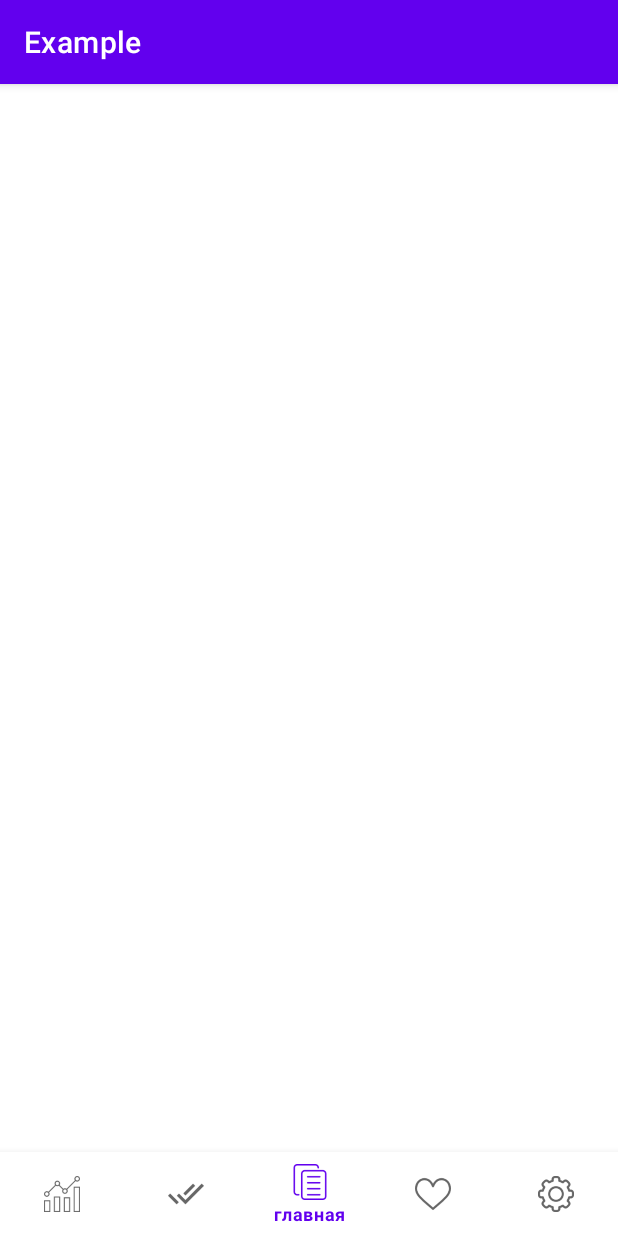
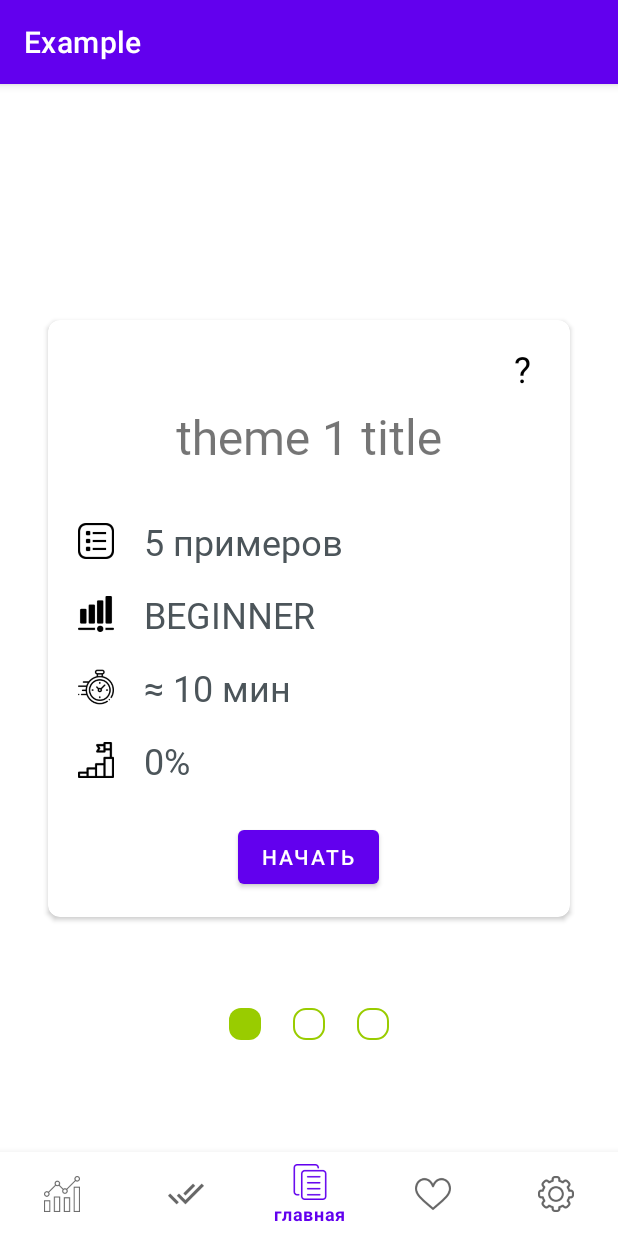
Before and after one commit to bushmv/example, an Android app: the screen it shows after launch (MainActivity), on a phone screen of 412 x 824 dp. Run offline under Robolectric (Android 15) with nearby library versions, the phone set to English and light mode, and no system bars; our stand-ins replace navigation-ui.

Commit message:
Add base ThemeChooserFragment implementation

```diff
--- a/app/build.gradle
+++ b/app/build.gradle
@@ -55,4 +55,12 @@ dependencies {
     def navigation_version = "2.3.5"
     implementation("androidx.navigation:navigation-fragment-ktx:$navigation_version")
     implementation("androidx.navigation:navigation-ui-ktx:$navigation_version")
+
+    // ViewModel
+    def viewmodel_version = "2.4.0-alpha02"
+    implementation("androidx.lifecycle:lifecycle-viewmodel-ktx:$viewmodel_version")
+
+    // LiveData
+    def livedata_version = "2.4.0-alpha02"
+    implementation("androidx.lifecycle:lifecycle-livedata-ktx:$livedata_version")
 }
--- a/app/src/main/java/com/example/bushv/example/MainActivity.kt
+++ b/app/src/main/java/com/example/bushv/example/MainActivity.kt
@@ -2,6 +2,7 @@ package com.example.bushv.example
 
 import androidx.appcompat.app.AppCompatActivity
 import android.os.Bundle
+import android.util.Log
 import androidx.navigation.NavController
 import androidx.navigation.Navigation
 import androidx.navigation.ui.setupWithNavController
@@ -14,10 +15,13 @@ class MainActivity : AppCompatActivity() {
 
     override fun onCreate(savedInstanceState: Bundle?) {
         super.onCreate(savedInstanceState)
+
         binding = ActivityMainBinding.inflate(layoutInflater)
         setContentView(binding.root)
+
         navController = Navigation.findNavController(this, R.id.nav_host_fragment_container)
         binding.bottomNavigation.setupWithNavController(navController)
         binding.bottomNavigation.selectedItemId = R.id.themeChooserFragment
+
     }
 }
--- /dev/null
+++ b/app/src/main/java/com/example/bushv/example/presentation/ChooserThemeViewModel.kt
@@ -0,0 +1,18 @@
+package com.example.bushv.example.presentation
+
+import androidx.lifecycle.ViewModel
+import com.example.bushv.example.domain.entity.EnglishLevel
+import com.example.bushv.example.domain.entity.Status
+import com.example.bushv.example.domain.entity.Theme
+
+class ChooserThemeViewModel: ViewModel() {
+
+
+    val themes: ArrayList<Theme> = arrayListOf(
+        Theme(0, "theme 1 title/title", "theme 1 info", EnglishLevel.BEGINNER, Status.THEORY, 0, 5, 10),
+        Theme(0, "theme 2 title/title", "theme 2 info", EnglishLevel.BEGINNER, Status.THEORY, 0, 5, 10),
+        Theme(0, "theme 3 title/title", "theme 3 info", EnglishLevel.BEGINNER, Status.THEORY, 0, 5, 10)
+    )
+
+
+}
--- /dev/null
+++ b/app/src/main/java/com/example/bushv/example/presentation/Dots.kt
@@ -0,0 +1,52 @@
+package com.example.bushv.example.presentation
+
+import android.content.Context
+import android.widget.ImageView
+import android.widget.LinearLayout
+import androidx.core.content.res.ResourcesCompat
+import com.example.bushv.example.R
+
+class Dots(
+    size: Int,
+    private val context: Context,
+    container: LinearLayout
+) {
+
+    private val dotsView: ArrayList<ImageView> = ArrayList(size)
+    private var current = 0
+
+    init {
+        for (i in 0 until size) {
+            val dotView = ImageView(context)
+            dotView.setImageDrawable(
+                ResourcesCompat.getDrawable(context.resources, R.drawable.dot_not_selected, context.applicationContext.theme))
+            val lp = LinearLayout.LayoutParams(32, 32)
+            lp.setMargins(16, 16, 16, 16)
+            dotsView.add(dotView)
+            container.addView(dotView, lp)
+        }
+        selectDot(0)
+    }
+
+    private fun selectDot(position: Int) {
+        dotsView[position].setImageDrawable(
+            ResourcesCompat.getDrawable(context.resources, R.drawable.dot_selected, context.applicationContext.theme))
+    }
+
+    private fun unselectDot(position: Int) {
+        dotsView[position].setImageDrawable(
+            ResourcesCompat.getDrawable(context.resources, R.drawable.dot_not_selected, context.applicationContext.theme)
+        )
+    }
+
+    fun changeSelectedDot(newPosition: Int) {
+        unselectDot(current)
+        current = newPosition
+        selectDot(current)
+    }
+
+    fun removeDot() {
+        dotsView.removeAt(0)
+    }
+
+}
--- /dev/null
+++ b/app/src/main/java/com/example/bushv/example/presentation/ThemeViewPagerPageTransformer.kt
@@ -0,0 +1,17 @@
+package com.example.bushv.example.presentation
+
+import android.view.View
+import androidx.viewpager2.widget.ViewPager2
+import kotlin.math.abs
+
+class ThemeViewPagerPageTransformer: ViewPager2.PageTransformer {
+    override fun transformPage(page: View, position: Float) {
+        page.apply {
+            if (position != 0f) {
+                scaleX = 1 - (abs(position / 4))
+                scaleY = 1 - (abs(position / 2))
+                alpha = 1.1f - (abs(position))
+            }
+        }
+    }
+}
--- a/app/src/main/java/com/example/bushv/example/presentation/fragments/ThemeChooserFragment.kt
+++ b/app/src/main/java/com/example/bushv/example/presentation/fragments/ThemeChooserFragment.kt
@@ -1,15 +1,31 @@
 package com.example.bushv.example.presentation.fragments
 
 import android.os.Bundle
+import android.transition.TransitionInflater
 import android.view.LayoutInflater
 import android.view.View
 import android.view.ViewGroup
+import android.widget.TextView
+import android.widget.Toast
+import androidx.cardview.widget.CardView
+import androidx.core.view.doOnPreDraw
 import androidx.fragment.app.Fragment
+import androidx.fragment.app.viewModels
+import androidx.viewpager2.widget.ViewPager2
+import com.example.bushv.example.R
 import com.example.bushv.example.databinding.FragThemeChooserBinding
+import com.example.bushv.example.domain.entity.Theme
+import com.example.bushv.example.presentation.ChooserThemeViewModel
+import com.example.bushv.example.presentation.Dots
+import com.example.bushv.example.presentation.ThemeViewPagerPageTransformer
+import com.example.bushv.example.presentation.recyclerAdapters.ThemeViewPagerAdapter
 
 class ThemeChooserFragment: Fragment() {
 
     private lateinit var binding: FragThemeChooserBinding
+    private lateinit var adapter: ThemeViewPagerAdapter
+    private lateinit var dots: Dots // dots that show the current page as selected and others as unselected
+    private val viewModel: ChooserThemeViewModel by viewModels()
 
     override fun onCreateView(
         inflater: LayoutInflater,
@@ -20,4 +36,40 @@ class ThemeChooserFragment: Fragment() {
         return binding.root
     }
 
+    override fun onViewCreated(view: View, savedInstanceState: Bundle?) {
+        super.onViewCreated(view, savedInstanceState)
+        prepareViewPager()
+        prepareDots()
+        registerOnPageChangeCallback()
+    }
+
+    private fun prepareViewPager() {
+        binding.apply {
+            adapter = ThemeViewPagerAdapter(viewModel.themes) { pair, theme -> themeIsChosen(pair, theme) }
+            sharedElementReturnTransition = TransitionInflater.from(context).inflateTransition(R.transition.card_transition)
+            themeViewPager.adapter = adapter
+            themeViewPager.setPageTransformer(ThemeViewPagerPageTransformer())
+            postponeEnterTransition()
+            themeViewPager.doOnPreDraw {
+                startPostponedEnterTransition()
+            }
+        }
+    }
+
+    private fun prepareDots() {
+        dots = Dots(viewModel.themes.size, requireContext(), binding.dots)
+    }
+
+    private fun registerOnPageChangeCallback() {
+        binding.themeViewPager.registerOnPageChangeCallback(object : ViewPager2.OnPageChangeCallback() {
+            override fun onPageSelected(position: Int) {
+                dots.changeSelectedDot(position)
+            }
+        })
+    }
+
+    private fun themeIsChosen(pair: Pair<TextView, CardView>, theme: Theme) {
+        Toast.makeText(requireContext(), "$theme", Toast.LENGTH_SHORT).show()
+    }
+
 }
--- a/app/src/main/java/com/example/bushv/example/presentation/recyclerAdapters/ThemeViewPagerAdapter.kt
+++ b/app/src/main/java/com/example/bushv/example/presentation/recyclerAdapters/ThemeViewPagerAdapter.kt
@@ -67,7 +67,7 @@ class ThemeViewPagerAdapter(
 
         private fun translationYAnimation(view: View, offset: Float, duration: Long) {
             view.animate()
-                .translationY(offset)
+                .translationYBy(offset)
                 .setDuration(duration)
                 .start()
         }
--- /dev/null
+++ b/app/src/main/res/drawable/dot_not_selected.xml
@@ -0,0 +1,6 @@
+<?xml version="1.0" encoding="utf-8"?>
+<shape xmlns:android="http://schemas.android.com/apk/res/android">
+    <stroke android:color="@android:color/holo_green_light" android:width="1dp"/>
+    <corners android:radius="8dp"/>
+    <solid android:color="@color/white"/>
+</shape>
--- /dev/null
+++ b/app/src/main/res/drawable/dot_selected.xml
@@ -0,0 +1,5 @@
+<?xml version="1.0" encoding="utf-8"?>
+<shape xmlns:android="http://schemas.android.com/apk/res/android">
+    <corners android:radius="8dp"/>
+    <solid android:color="@android:color/holo_green_light"/>
+</shape>
--- a/app/src/main/res/layout/frag_theme_chooser.xml
+++ b/app/src/main/res/layout/frag_theme_chooser.xml
@@ -13,4 +13,14 @@
         app:layout_constraintEnd_toEndOf="parent"
         app:layout_constraintStart_toStartOf="parent"
         app:layout_constraintTop_toTopOf="parent" />
+
+    <LinearLayout
+        android:id="@+id/dots"
+        android:orientation="horizontal"
+        android:layout_marginBottom="64dp"
+        android:layout_width="wrap_content"
+        android:layout_height="wrap_content"
+        app:layout_constraintBottom_toBottomOf="parent"
+        app:layout_constraintEnd_toEndOf="parent"
+        app:layout_constraintStart_toStartOf="parent" />
 </androidx.constraintlayout.widget.ConstraintLayout>
--- /dev/null
+++ b/app/src/main/res/transition/card_transition.xml
@@ -0,0 +1,9 @@
+<?xml version="1.0" encoding="utf-8"?>
+<transitionSet xmlns:android="http://schemas.android.com/apk/res/android">
+    <changeTransform
+        android:duration="500"
+        android:interpolator="@android:interpolator/accelerate_decelerate"/>
+    <changeBounds
+        android:duration="500"
+        android:interpolator="@android:interpolator/accelerate_decelerate" />
+</transitionSet>
```
